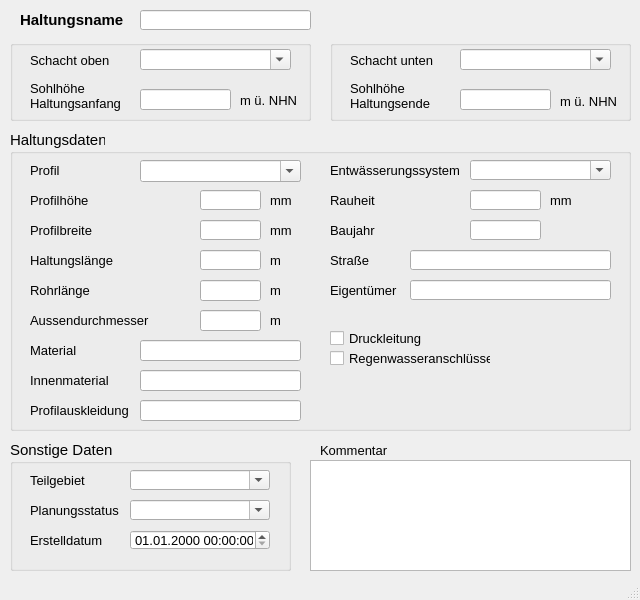
SonkeHoffmann/QKan-1, file qkan/forms/qkan_haltungen.ui: the form before one commit.
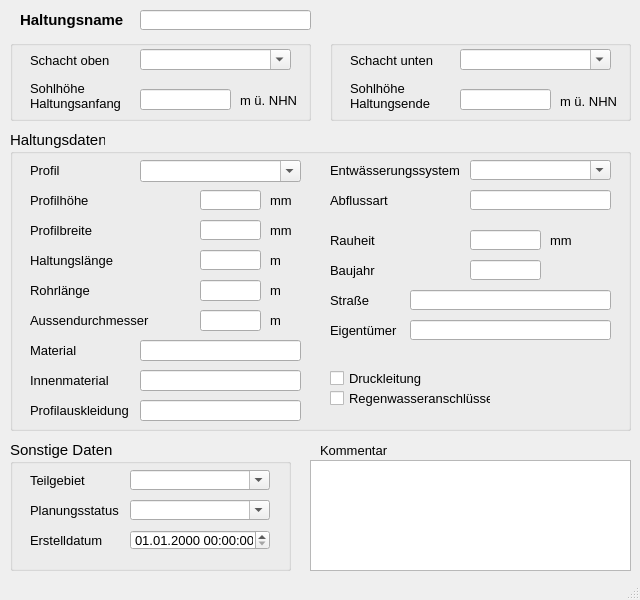
The form after the commit. Custom widgets are drawn as their Qt base class.

Patch:
```diff
--- a/qkan/forms/qkan_haltungen.ui
+++ b/qkan/forms/qkan_haltungen.ui
@@ -401,7 +401,7 @@
      <property name="geometry">
       <rect>
        <x>460</x>
-       <y>60</y>
+       <y>100</y>
        <width>71</width>
        <height>20</height>
       </rect>
@@ -703,7 +703,7 @@
      <property name="geometry">
       <rect>
        <x>540</x>
-       <y>60</y>
+       <y>100</y>
        <width>31</width>
        <height>21</height>
       </rect>
@@ -722,7 +722,7 @@
      <property name="geometry">
       <rect>
        <x>320</x>
-       <y>60</y>
+       <y>100</y>
        <width>100</width>
        <height>20</height>
       </rect>
@@ -883,7 +883,7 @@
      <property name="geometry">
       <rect>
        <x>320</x>
-       <y>200</y>
+       <y>240</y>
        <width>101</width>
        <height>17</height>
       </rect>
@@ -911,7 +911,7 @@
      <property name="geometry">
       <rect>
        <x>320</x>
-       <y>220</y>
+       <y>260</y>
        <width>161</width>
        <height>17</height>
       </rect>
@@ -980,7 +980,7 @@
      <property name="geometry">
       <rect>
        <x>320</x>
-       <y>120</y>
+       <y>160</y>
        <width>100</width>
        <height>20</height>
       </rect>
@@ -999,7 +999,7 @@
      <property name="geometry">
       <rect>
        <x>320</x>
-       <y>150</y>
+       <y>190</y>
        <width>100</width>
        <height>20</height>
       </rect>
@@ -1018,7 +1018,7 @@
      <property name="geometry">
       <rect>
        <x>320</x>
-       <y>90</y>
+       <y>130</y>
        <width>100</width>
        <height>20</height>
       </rect>
@@ -1037,7 +1037,7 @@
      <property name="geometry">
       <rect>
        <x>400</x>
-       <y>120</y>
+       <y>160</y>
        <width>201</width>
        <height>20</height>
       </rect>
@@ -1053,7 +1053,7 @@
      <property name="geometry">
       <rect>
        <x>460</x>
-       <y>90</y>
+       <y>130</y>
        <width>71</width>
        <height>20</height>
       </rect>
@@ -1069,7 +1069,7 @@
      <property name="geometry">
       <rect>
        <x>400</x>
-       <y>150</y>
+       <y>190</y>
        <width>201</width>
        <height>20</height>
       </rect>
@@ -1129,6 +1129,41 @@
       <string>m</string>
      </property>
     </widget>
+    <widget class="QLabel" name="label_68">
+     <property name="geometry">
+      <rect>
+       <x>320</x>
+       <y>60</y>
+       <width>100</width>
+       <height>20</height>
+      </rect>
+     </property>
+     <property name="font">
+      <font>
+       <family>Tahoma</family>
+       <pointsize>10</pointsize>
+      </font>
+     </property>
+     <property name="text">
+      <string>Abflussart</string>
+     </property>
+    </widget>
+    <widget class="QLineEdit" name="abflussart">
+     <property name="geometry">
+      <rect>
+       <x>460</x>
+       <y>60</y>
+       <width>141</width>
+       <height>20</height>
+      </rect>
+     </property>
+     <property name="toolTip">
+      <string>&lt;html&gt;&lt;head/&gt;&lt;body&gt;&lt;p&gt;Straßenname&lt;/p&gt;&lt;/body&gt;&lt;/html&gt;</string>
+     </property>
+     <property name="statusTip">
+      <string>Straßenname</string>
+     </property>
+    </widget>
    </widget>
    <widget class="QGroupBox" name="groupBox_4">
     <property name="geometry">
```
